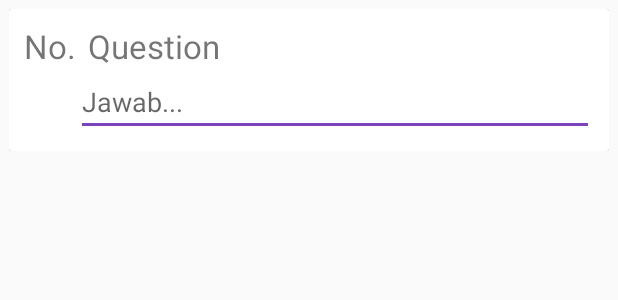
After one commit to adreybr/OpiniUs, an Android app: the layout adapter_short_anwer_item_answer.xml on its own in the app's theme, with its tools: preview values and no code run, on a phone screen of 412 x 824 dp. The commit adds this screen. Shown: the top 300 px of the screen. Run offline under Robolectric (Android 15) with nearby library versions, the phone set to English and light mode, and no system bars.

Commit message:
- FIXED NO INPUT BOX FOR SHORT ANSWER SURVEY (DANY)

```diff
--- a/app/src/main/AndroidManifest.xml
+++ b/app/src/main/AndroidManifest.xml
@@ -35,7 +35,7 @@
         <activity
             android:name=".view.ViewSurveyActivity"
             android:parentActivityName=".view.MainActivity" />
-        <activity android:name=".FillSurvey"></activity>
+        <activity android:name=".view.FillSurvey"></activity>
     </application>
 
 </manifest>
--- a/app/src/main/java/com/example/android/opinius/view/MainActivity.java
+++ b/app/src/main/java/com/example/android/opinius/view/MainActivity.java
@@ -7,7 +7,6 @@ import android.database.sqlite.SQLiteDatabase;
 import android.os.Bundle;
 import android.support.v7.app.AlertDialog;
 import android.support.v7.app.AppCompatActivity;
-import android.support.v7.widget.LinearLayoutManager;
 import android.util.Log;
 import android.view.LayoutInflater;
 import android.view.Menu;
@@ -20,16 +19,13 @@ import android.widget.ListView;
 import android.widget.TextView;
 import android.widget.Toast;
 
-import com.example.android.opinius.FillSurvey;
 import com.example.android.opinius.R;
 import com.example.android.opinius.adapter.SurveyAdapter;
-import com.example.android.opinius.adapter.SurveyListAdapter;
 import com.example.android.opinius.database.SurveyDBHelper;
 import com.example.android.opinius.model.question.Question;
 
 import org.chalup.microorm.MicroOrm;
 
-import java.util.ArrayList;
 import java.util.List;
 
 public class MainActivity extends AppCompatActivity {
--- /dev/null
+++ b/app/src/main/res/layout/adapter_short_anwer_item_answer.xml
@@ -0,0 +1,51 @@
+<?xml version="1.0" encoding="utf-8"?>
+<LinearLayout xmlns:android="http://schemas.android.com/apk/res/android"
+    android:layout_width="match_parent"
+    android:layout_height="wrap_content"
+    android:orientation="vertical"
+    android:padding="@dimen/surveylist_padding">
+
+    <android.support.v7.widget.CardView
+        android:id="@+id/cardview"
+        android:layout_width="match_parent"
+        android:layout_height="wrap_content">
+
+        <RelativeLayout
+            android:layout_width="match_parent"
+            android:layout_height="wrap_content"
+            android:padding="@dimen/margin_default">
+
+            <TextView
+                android:id="@+id/short_answer_question_number"
+                android:layout_width="wrap_content"
+                android:layout_height="wrap_content"
+                android:layout_alignParentLeft="true"
+                android:layout_alignParentStart="true"
+                android:layout_alignParentTop="true"
+                android:text="No."
+                android:textSize="@dimen/question_item_text" />
+
+            <TextView
+                android:id="@+id/short_answer_question"
+                android:layout_width="match_parent"
+                android:layout_height="wrap_content"
+                android:layout_marginLeft="@dimen/margin_question_item"
+                android:layout_marginStart="@dimen/margin_question_item"
+                android:layout_toEndOf="@id/short_answer_question_number"
+                android:layout_toRightOf="@id/short_answer_question_number"
+                android:text="Question"
+                android:textSize="@dimen/question_item_text" />
+
+            <EditText
+                android:id="@+id/answer_input_short"
+                android:layout_width="match_parent"
+                android:layout_height="wrap_content"
+                android:layout_below="@id/short_answer_question"
+                android:layout_toEndOf="@id/short_answer_question_number"
+                android:layout_toRightOf="@id/short_answer_question_number"
+                android:hint="@string/short_answer_hint"
+                android:inputType="textCapSentences" />
+
+        </RelativeLayout>
+    </android.support.v7.widget.CardView>
+</LinearLayout>
```
Also changed, not shown: app/src/main/java/com/example/android/opinius/adapter/FillSurveyAdapter.java (added, +166 -0 lines), app/src/main/java/com/example/android/opinius/view/FillSurvey.java (renamed from app/src/main/java/com/example/android/opinius/FillSurvey.java, +62 -4 lines).
